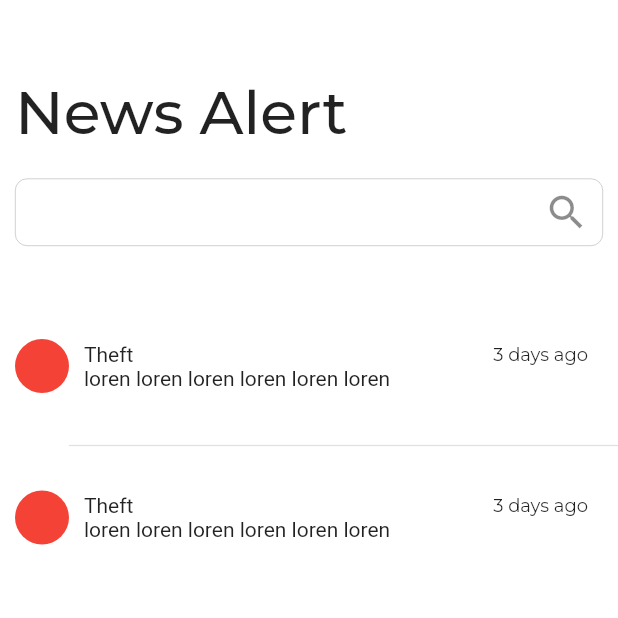
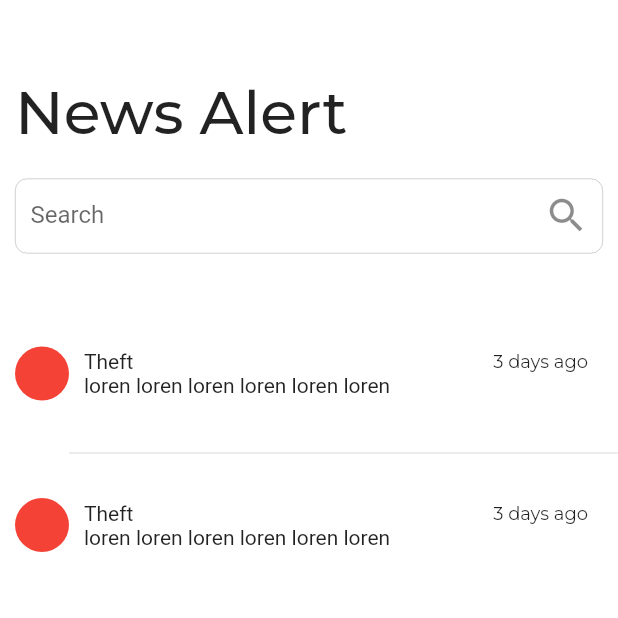
Before and after one commit to ikebotch/SocialPolice, a Flutter app: the screen it shows after launch, after a tap on "News Alert", on a phone screen of 412 x 824 dp, the top half of it. Run offline on Flutter 3.47's test engine with Material 2 defaults, Android fonts, the phone set to English and light mode, and no system bars; our stand-ins replace dotted_border, flutter_svg, google_fonts; project files that could hold a hidden picture were left out.

Commit message:
update profile, message and search bar component

```diff
--- a/lib/src/ui/bottom_nav/message.dart
+++ b/lib/src/ui/bottom_nav/message.dart
@@ -1,4 +1,5 @@
 import 'package:flutter/material.dart';
+import 'package:google_fonts/google_fonts.dart';
 import 'package:socialpolice/src/res/colors.dart';
 import 'package:socialpolice/src/ui/chat.dart';
 import 'package:socialpolice/src/ui/components/search_bar.dart';
@@ -11,15 +12,16 @@ class Message extends StatelessWidget {
     return SingleChildScrollView(
       child: Container(
         color: AppColors.colorBackground,
-        margin: const EdgeInsets.symmetric(horizontal: 10),
+        margin: const EdgeInsets.symmetric(horizontal: 20),
         padding: const EdgeInsets.only(top: 40),
         child: Column(
           crossAxisAlignment: CrossAxisAlignment.start,
           children: [
-            const Text(
+            Text(
               'Message',
-              style: TextStyle(
+              style: GoogleFonts.montserrat(
                 fontSize: 40,
+                fontWeight: FontWeight.w500,
               ),
             ),
             const SizedBox(height: 10),
@@ -70,13 +72,20 @@ class Message extends StatelessWidget {
           Column(
             crossAxisAlignment: CrossAxisAlignment.start,
             mainAxisAlignment: MainAxisAlignment.center,
-            children: const [
-              Text('Alex Marchal'),
+            children: [
+              Text(
+                'Alex Marchal',
+                style: GoogleFonts.redHatDisplay(
+                  fontSize: 20,
+                  fontWeight: FontWeight.w700,
+                ),
+              ),
               Text(
                 'I have some questions',
-                style: TextStyle(
+                style: GoogleFonts.publicSans(
                   fontSize: 13,
                   color: AppColors.textColor1,
+                  fontWeight: FontWeight.w400,
                 ),
               ),
             ],
--- a/lib/src/ui/bottom_nav/profile.dart
+++ b/lib/src/ui/bottom_nav/profile.dart
@@ -1,4 +1,5 @@
 import 'package:flutter/material.dart';
+import 'package:google_fonts/google_fonts.dart';
 
 class Profile extends StatelessWidget {
   const Profile({Key? key}) : super(key: key);
@@ -6,17 +7,18 @@ class Profile extends StatelessWidget {
   @override
   Widget build(BuildContext context) {
     return Container(
-      padding: const EdgeInsets.only(top: 40),
+      padding: const EdgeInsets.only(top: 40, left: 10, right: 10),
       child: Column(
         crossAxisAlignment: CrossAxisAlignment.start,
         children: [
           const SizedBox(height: 20),
-          const Padding(
-            padding: EdgeInsets.only(left: 10, bottom: 10),
+          Padding(
+            padding: const EdgeInsets.only(left: 10, bottom: 10),
             child: Text(
               'Profile',
-              style: TextStyle(
+              style: GoogleFonts.redHatDisplay(
                 fontSize: 20,
+                fontWeight: FontWeight.w600,
               ),
             ),
           ),
@@ -54,15 +56,18 @@ class Profile extends StatelessWidget {
           Padding(
             padding: const EdgeInsets.symmetric(horizontal: 10, vertical: 10),
             child: Stack(
-              children: const [
+              children: [
                 Align(
                   alignment: Alignment.center,
                   child: Text(
                     'Dustin Warren',
-                    style: TextStyle(fontSize: 24),
+                    style: GoogleFonts.redHatDisplay(
+                      fontSize: 24,
+                      fontWeight: FontWeight.w600,
+                    ),
                   ),
                 ),
-                Align(
+                const Align(
                   alignment: Alignment.topRight,
                   child: Icon(Icons.edit),
                 ),
@@ -84,8 +89,9 @@ class Profile extends StatelessWidget {
       padding: const EdgeInsets.symmetric(horizontal: 10, vertical: 10),
       child: Text(
         name,
-        style: const TextStyle(
+        style: GoogleFonts.montserrat(
           fontSize: 16,
+          fontWeight: FontWeight.w500,
         ),
       ),
     );
--- a/lib/src/ui/components/search_bar.dart
+++ b/lib/src/ui/components/search_bar.dart
@@ -8,7 +8,7 @@ class SearchBar extends StatelessWidget {
   @override
   Widget build(BuildContext context) {
     return Container(
-      height: 45,
+      height: 50,
       width: double.infinity,
       decoration: BoxDecoration(
         border: Border.all(
@@ -18,9 +18,11 @@ class SearchBar extends StatelessWidget {
         borderRadius: BorderRadius.circular(8),
       ),
       child: TextFormField(
+        textAlignVertical: TextAlignVertical.center,
         decoration: const InputDecoration(
+          contentPadding: EdgeInsets.symmetric(horizontal: 10),
           border: InputBorder.none,
-          hintText: '',
+          hintText: 'Search',
           suffixIcon: Icon(Icons.search, size: 30),
         ),
       ),
```
